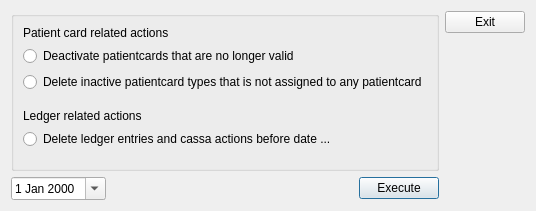
First picture: the form in client/dlgmanagedatabase.ui, repository tbikfalvi/Belenus, before the edit.
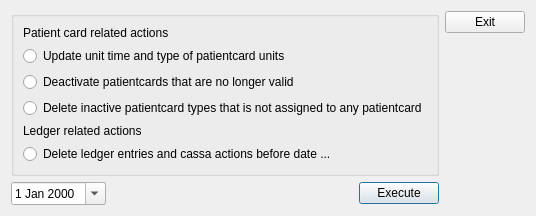
Second picture: the form after the edit.

What changed in the file:
```diff
--- a/client/dlgmanagedatabase.ui
+++ b/client/dlgmanagedatabase.ui
@@ -29,6 +29,13 @@
           </property>
          </widget>
         </item>
+        <item>
+         <widget class="QRadioButton" name="rbUpdatePCUnitType">
+          <property name="text">
+           <string>Update unit time and type of patientcard units</string>
+          </property>
+         </widget>
+        </item>
         <item>
          <widget class="QRadioButton" name="rbDeactivatePCs">
           <property name="text">
```
Left out of the diff: 9 changed lines with no effect on the pictures.
